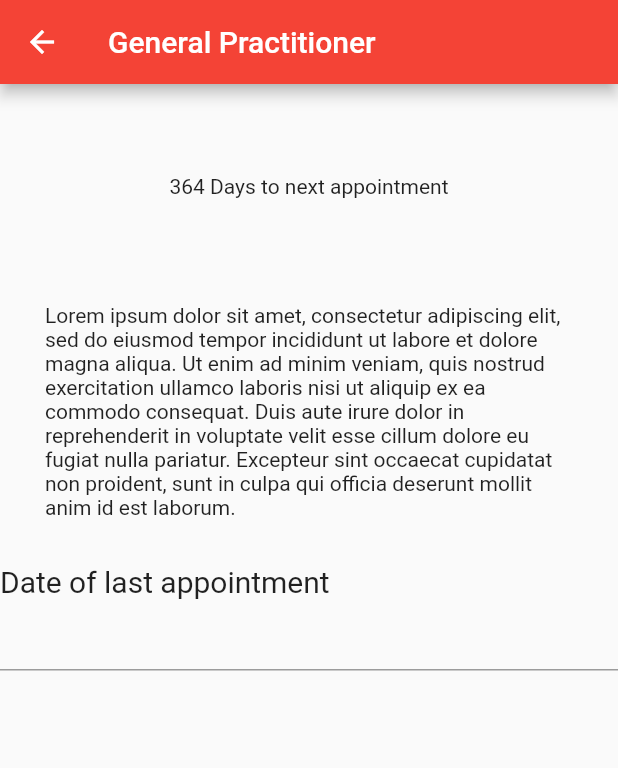
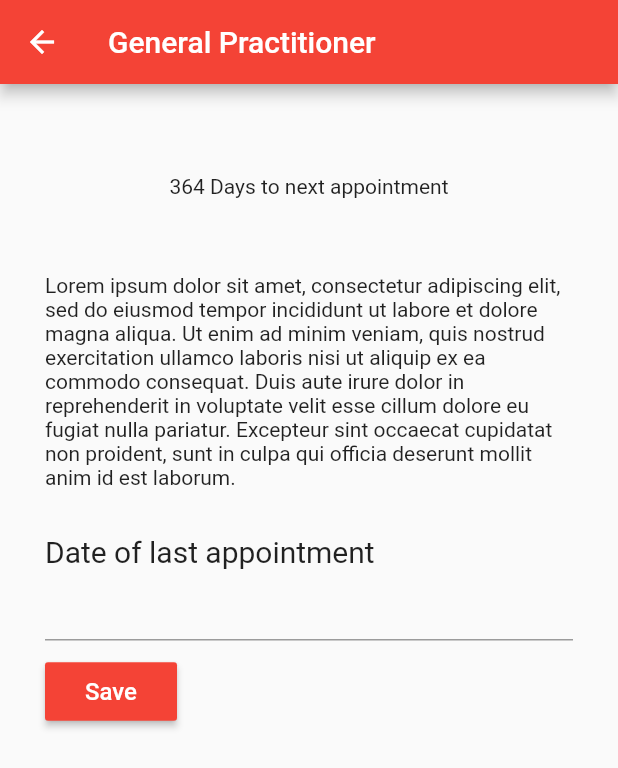
Before and after one commit to DanielBreiner/doccheck, a Flutter app: the screen it shows after launch, after a tap on "General Practitioner", on a phone screen of 412 x 824 dp. Shown: the top 768 px of the screen. Run offline on Flutter 3.47's test engine with Material 2 defaults, Android fonts, the phone set to English and light mode, and no system bars.

Commit message:
Input of last appointment

```diff
--- a/doccheck/lib/pages/doctorinfo.dart
+++ b/doccheck/lib/pages/doctorinfo.dart
@@ -19,7 +19,6 @@ class _DoctorInfoState extends State<DoctorInfo> {
       initialDate: widget.userData.birthDate,
       firstDate: DateTime(1900),
       lastDate: DateTime.now(),
-      initialEntryMode: DatePickerEntryMode.input,
     );
     if (picked != null) {
       setState(() {
@@ -37,24 +36,46 @@ class _DoctorInfoState extends State<DoctorInfo> {
   @override
   Widget build(BuildContext context) {
     return Scaffold(
-        appBar: AppBar(
-          title: Text(widget.doctor.name),
-        ),
-        body: Column(children: [
+      appBar: AppBar(
+        title: Text(widget.doctor.name),
+      ),
+      body: Container(
+        padding: EdgeInsets.symmetric(vertical: 20, horizontal: 30),
+        child: Column(children: <Widget>[
           Container(
-              margin: EdgeInsets.symmetric(horizontal: 30, vertical: 60),
+              margin: EdgeInsets.symmetric(vertical: 40),
               child: Text(
                   widget.userData.toNextAppointment(widget.doctor).toString() +
                       " Days to next appointment")),
           Container(
-              margin: EdgeInsets.symmetric(horizontal: 30, vertical: 10),
+              margin: EdgeInsets.symmetric(vertical: 10),
               child: Text(widget.doctor.description)),
-          Container(child: _lastAppointmentWidget())
-        ]));
+          Container(
+            child: Column(
+              mainAxisAlignment: MainAxisAlignment.start,
+              crossAxisAlignment: CrossAxisAlignment.start,
+              children: <Widget>[
+                _lastAppointmentWidget(),
+                RaisedButton(
+                  onPressed: () {},
+                  textColor: Colors.white,
+                  color: Colors.red,
+                  padding: const EdgeInsets.all(0.0),
+                  child: Container(
+                    padding: const EdgeInsets.all(10.0),
+                    child: const Text('Save', style: TextStyle(fontSize: 16)),
+                  ),
+                ),
+              ],
+            ),
+          )
+        ]),
+      ),
+    );
   }
 
   Widget _lastAppointmentWidget() => Container(
-        padding: EdgeInsets.only(top: 20, bottom: 20),
+        padding: EdgeInsets.only(top: 20, bottom: 10),
         child: Column(
           mainAxisAlignment: MainAxisAlignment.start,
           crossAxisAlignment: CrossAxisAlignment.start,
@@ -81,26 +102,3 @@ class AlwaysDisabledFocusNode extends FocusNode {
   @override
   bool get hasFocus => false;
 }
-
-// class DoctorInfo extends StatelessWidget {
-//   final Doctor doctor;
-//   DoctorInfo(this.doctor);
-
-//   @override
-//   Widget build(BuildContext context) {
-//     return Scaffold(
-//         appBar: AppBar(
-//           title: Text(doctor.name),
-//         ),
-//         body: Column(children: [
-//           Container(
-//               margin: EdgeInsets.symmetric(horizontal: 30, vertical: 60),
-//               child: Text(doctor.toNextAppointment(UserData()).toString() +
-//                   " Days to next appointment")),
-//           Container(
-//               margin: EdgeInsets.symmetric(horizontal: 30, vertical: 10),
-//               child: Text(doctor.description)),
-//           Container()
-//         ]));
-//   }
-// }
```
